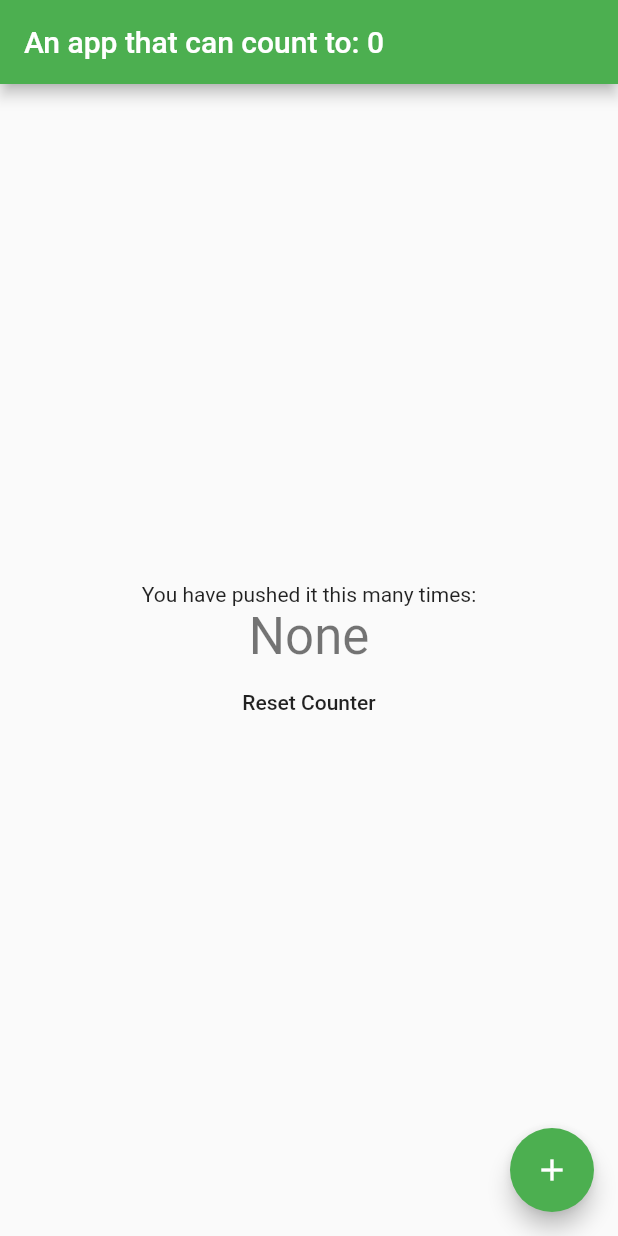
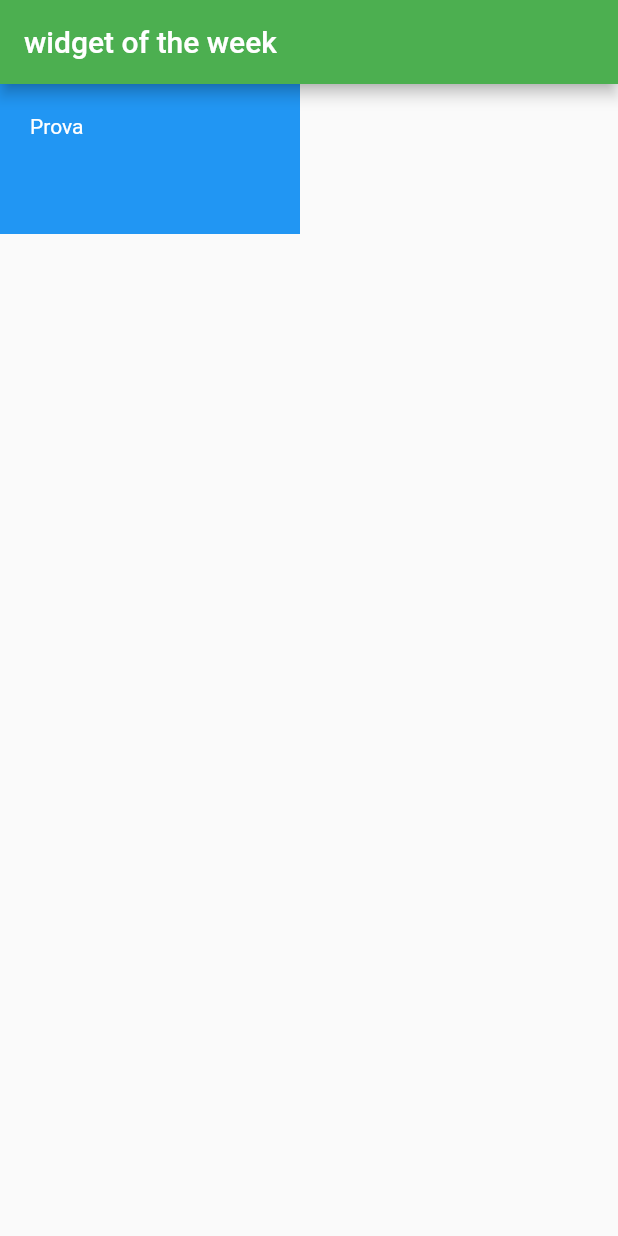
Before and after one commit to xiaoRoy/parcitcal-flutter, a Flutter app: the screen it shows after launch, on a phone screen of 412 x 824 dp. Run offline on Flutter 3.47's test engine with Material 2 defaults, Android fonts, the phone set to English and light mode, and no system bars.

Commit message:
Added container showcase

```diff
--- a/chap1/hello_world/lib/main.dart
+++ b/chap1/hello_world/lib/main.dart
@@ -1,5 +1,6 @@
 import 'package:flutter/material.dart';
-import 'package:hello_world/chap3/layouts.dart';
+import 'package:hello_world/prgramming_flutter/chap_1/ripple_button.dart';
+import 'package:hello_world/widget_of_the_week/showcase.dart';
 
 void main() {
   runApp(MyApp());
@@ -23,7 +24,8 @@ class MyApp extends StatelessWidget {
         // is not restarted.
         primarySwatch: Colors.green,
       ),
-      home: MyHomePage(title: 'An app that can count to:'),
+      // home: MyHomePage(title: 'An app that can count to:'),
+      home: WidgetOfTheWeekShowcase(),
     );
   }
 }
@@ -113,11 +115,18 @@ class _MyHomePageState extends State<MyHomePage> {
               style: Theme.of(context).textTheme.headline4,
             ),
             TextButton(
-                onPressed: _resetCounter,
-                child: Text(
-                  'Reset Counter',
-                  style: Theme.of(context).textTheme.button,
-                ))
+              onPressed: _resetCounter,
+              child: Text('Reset Counter',
+                  style: Theme.of(context).textTheme.button),
+              style: TextButton.styleFrom(backgroundColor: Colors.red),
+            ),
+            SplashButton(
+              text: 'Make the counter ${_counter + 1}',
+              textColor: Colors.white,
+              backgroundColor: Theme.of(context).primaryColor,
+              splashColor: Theme.of(context).primaryColorLight,
+              onPressed: _incrementCounter,
+            )
           ],
         ),
       ),
--- /dev/null
+++ b/chap1/hello_world/lib/widget_of_the_week/container_showcase.dart
@@ -0,0 +1,19 @@
+import 'package:flutter/material.dart';
+
+// “The Container and the BoxDecoration”
+
+class NormalContainer extends StatelessWidget {
+  @override
+  Widget build(BuildContext context) {
+    return Container(
+      color: Colors.blue,
+      padding: EdgeInsets.all(20.0),
+      width: 200.0,
+      height: 100.0,
+      child: Text(
+        'Prova',
+        style: TextStyle(color: Colors.white),
+      ),
+    );
+  }
+}
--- /dev/null
+++ b/chap1/hello_world/lib/widget_of_the_week/showcase.dart
@@ -0,0 +1,13 @@
+import 'package:flutter/material.dart';
+import 'package:hello_world/widget_of_the_week/container_showcase.dart';
+
+class WidgetOfTheWeekShowcase extends StatelessWidget{
+
+  @override
+  Widget build(BuildContext context) {
+    return Scaffold(
+      appBar: AppBar(title: Text('widget of the week')),
+      body: NormalContainer(),
+    );
+  }
+}
```
Also changed, not shown: chap1/hello_world/lib/prgramming_flutter/chap_1/ripple_button.dart (added, +31 -0 lines).
